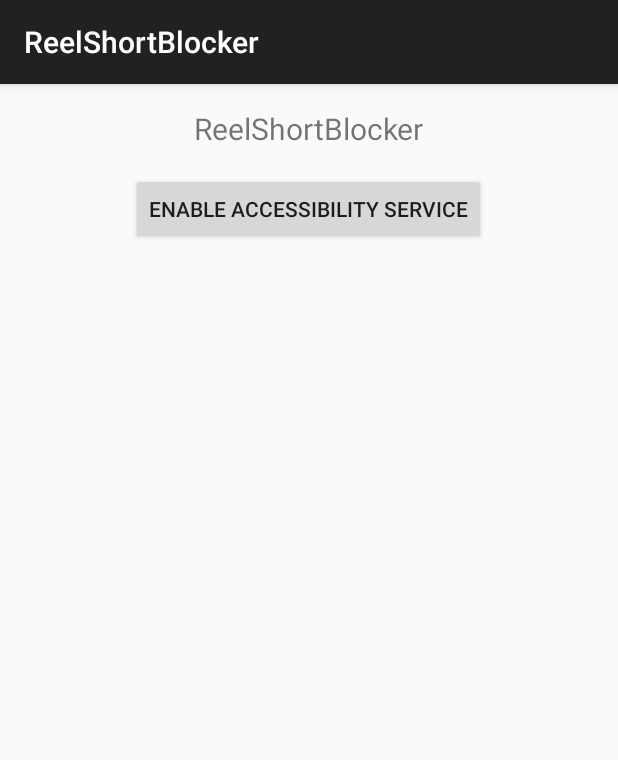
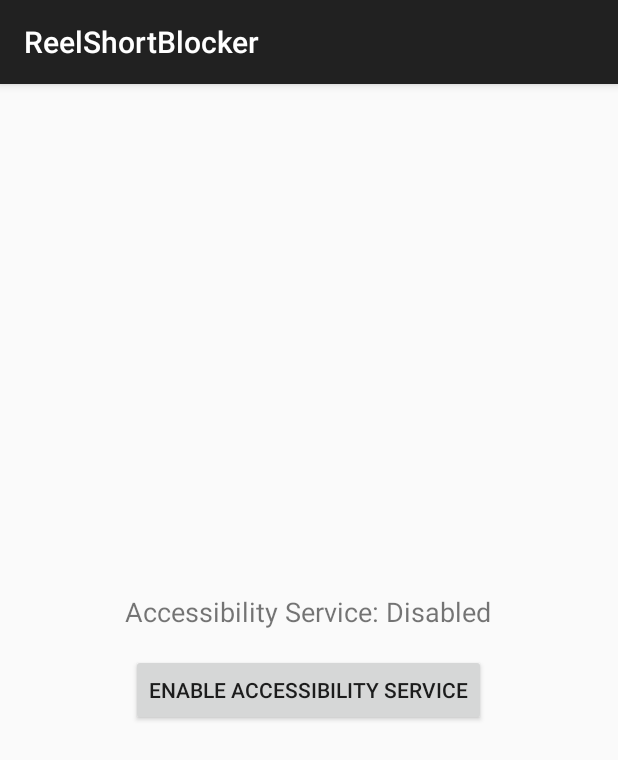
Before and after one commit to kux109/ReelShortBlocker, an Android app: the screen it shows after launch (MainActivity), after a tap on "ENABLE ACCESSIBILITY SERVICE", on a phone screen of 412 x 824 dp. Shown: the top 760 px of the screen. Run offline under Robolectric (Android 15) with nearby library versions, the phone set to English and light mode, and no system bars.

Commit message:
partially working

```diff
--- a/app/src/main/java/com/example/reelshortblocker/MainActivity.java
+++ b/app/src/main/java/com/example/reelshortblocker/MainActivity.java
@@ -1,21 +1,66 @@
 package com.example.reelshortblocker;
 
+import android.content.ComponentName;
+import android.content.Context;
 import android.content.Intent;
 import android.os.Bundle;
 import android.provider.Settings;
+import android.view.View;
 import android.widget.Button;
+import android.widget.TextView;
 import androidx.appcompat.app.AppCompatActivity;
+import android.view.accessibility.AccessibilityManager;
+import android.accessibilityservice.AccessibilityServiceInfo;
 
 public class MainActivity extends AppCompatActivity {
+    private Button enableButton;
+    private TextView statusText;
+
     @Override
     protected void onCreate(Bundle savedInstanceState) {
         super.onCreate(savedInstanceState);
         setContentView(R.layout.activity_main);
 
-        Button enableServiceButton = findViewById(R.id.enable_service_button);
-        enableServiceButton.setOnClickListener(v -> {
-            Intent intent = new Intent(Settings.ACTION_ACCESSIBILITY_SETTINGS);
-            startActivity(intent);
+        enableButton = findViewById(R.id.enableButton);
+        statusText = findViewById(R.id.statusText);
+
+        updateServiceStatus();
+
+        enableButton.setOnClickListener(v -> {
+            if (!isAccessibilityServiceEnabled()) {
+                startActivity(new Intent(Settings.ACTION_ACCESSIBILITY_SETTINGS));
+            } else {
+                statusText.setText("Accessibility Service is already enabled!");
+                enableButton.setEnabled(false);
+            }
         });
     }
+
+    @Override
+    protected void onResume() {
+        super.onResume();
+        updateServiceStatus();
+    }
+
+    private boolean isAccessibilityServiceEnabled() {
+        AccessibilityManager am = (AccessibilityManager) getSystemService(Context.ACCESSIBILITY_SERVICE);
+        ComponentName expectedComponent = new ComponentName(this, ReelShortBlockerService.class);
+        String expectedComponentName = expectedComponent.flattenToShortString(); // Use short string for comparison
+        for (AccessibilityServiceInfo info : am.getEnabledAccessibilityServiceList(AccessibilityServiceInfo.FEEDBACK_ALL_MASK)) {
+            if (info.getId().contains(expectedComponentName)) {
+                return true;
+            }
+        }
+        return false;
+    }
+
+    private void updateServiceStatus() {
+        if (isAccessibilityServiceEnabled()) {
+            statusText.setText("Accessibility Service: Enabled");
+            enableButton.setEnabled(false);
+        } else {
+            statusText.setText("Accessibility Service: Disabled");
+            enableButton.setEnabled(true);
+        }
+    }
 }
--- a/app/src/main/res/layout/activity_main.xml
+++ b/app/src/main/res/layout/activity_main.xml
@@ -3,21 +3,21 @@
        android:layout_width="match_parent"
        android:layout_height="match_parent"
        android:orientation="vertical"
-    android:padding="16dp">
+       android:padding="16dp"
+       android:gravity="center">
 
        <TextView
+           android:id="@+id/statusText"
            android:layout_width="wrap_content"
            android:layout_height="wrap_content"
-        android:text="ReelShortBlocker"
-        android:textSize="20sp"
-        android:layout_gravity="center_horizontal"
-        android:paddingBottom="16dp" />
+           android:text="Accessibility Service: Disabled"
+           android:textSize="18sp"
+           android:layout_marginBottom="16dp"/>
 
        <Button
-        android:id="@+id/enable_service_button"
+           android:id="@+id/enableButton"
            android:layout_width="wrap_content"
            android:layout_height="wrap_content"
-        android:text="@string/enable_service_button"
-        android:layout_gravity="center_horizontal" />
+           android:text="Enable Accessibility Service"/>
 
    </LinearLayout>
--- a/app/src/main/res/xml/accessibility_service_config.xml
+++ b/app/src/main/res/xml/accessibility_service_config.xml
@@ -1,7 +1,7 @@
 <?xml version="1.0" encoding="utf-8"?>
 <accessibility-service xmlns:android="http://schemas.android.com/apk/res/android"
-    android:accessibilityEventTypes="typeWindowStateChanged|typeViewFocused"
-    android:accessibilityFeedbackType="feedbackGeneric"
+    android:accessibilityEventTypes="typeAllMask"
+    android:accessibilityFeedbackType="feedbackAllMask"
     android:notificationTimeout="100"
     android:accessibilityFlags="flagDefault"
     android:canRetrieveWindowContent="true"
```
Also changed, not shown: app/src/main/java/com/example/reelshortblocker/ReelShortBlockerService.java (+37 -93 lines), 69 other files. Lines whose indentation alone changed are shown as unchanged.
